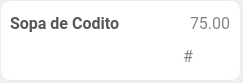
This is El-Patio/mesero/mesero_tarjeta_chica.ui in MrDanielG/IHC-ElPatio as Qt 5 draws it before an edit. The edited form follows.
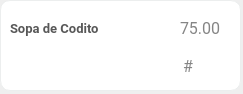
This is the edited form. Icons and pictures are not drawn.

Commit message: Tarjeta Chica UI

The edit to the form file:
```diff
--- a/El-Patio/mesero/mesero_tarjeta_chica.ui
+++ b/El-Patio/mesero/mesero_tarjeta_chica.ui
@@ -7,7 +7,7 @@
     <x>0</x>
     <y>0</y>
     <width>243</width>
-    <height>83</height>
+    <height>94</height>
    </rect>
   </property>
   <property name="minimumSize">
@@ -19,7 +19,7 @@
   <property name="maximumSize">
    <size>
     <width>243</width>
-    <height>83</height>
+    <height>999</height>
    </size>
   </property>
   <property name="windowTitle">
@@ -40,7 +40,7 @@
      <x>0</x>
      <y>0</y>
      <width>241</width>
-     <height>81</height>
+     <height>91</height>
     </rect>
    </property>
    <property name="minimumSize">
@@ -52,7 +52,7 @@
    <property name="maximumSize">
     <size>
      <width>241</width>
-     <height>81</height>
+     <height>999</height>
     </size>
    </property>
    <property name="styleSheet">
@@ -71,7 +71,7 @@
       <x>10</x>
       <y>10</y>
       <width>221</width>
-      <height>61</height>
+      <height>71</height>
      </rect>
     </property>
     <layout class="QVBoxLayout" name="verticalLayout">
@@ -82,13 +82,13 @@
          <property name="minimumSize">
           <size>
            <width>0</width>
-           <height>0</height>
+           <height>20</height>
           </size>
          </property>
          <property name="font">
           <font>
            <family>Roboto</family>
-           <pointsize>12</pointsize>
+           <pointsize>10</pointsize>
            <weight>75</weight>
            <bold>true</bold>
           </font>
@@ -135,6 +135,22 @@
          </property>
         </widget>
        </item>
+       <item>
+        <spacer name="horizontalSpacer_3">
+         <property name="orientation">
+          <enum>Qt::Horizontal</enum>
+         </property>
+         <property name="sizeType">
+          <enum>QSizePolicy::Fixed</enum>
+         </property>
+         <property name="sizeHint" stdset="0">
+          <size>
+           <width>10</width>
+           <height>20</height>
+          </size>
+         </property>
+        </spacer>
+       </item>
       </layout>
      </item>
      <item>
```
The commit also changes 1 other file.
